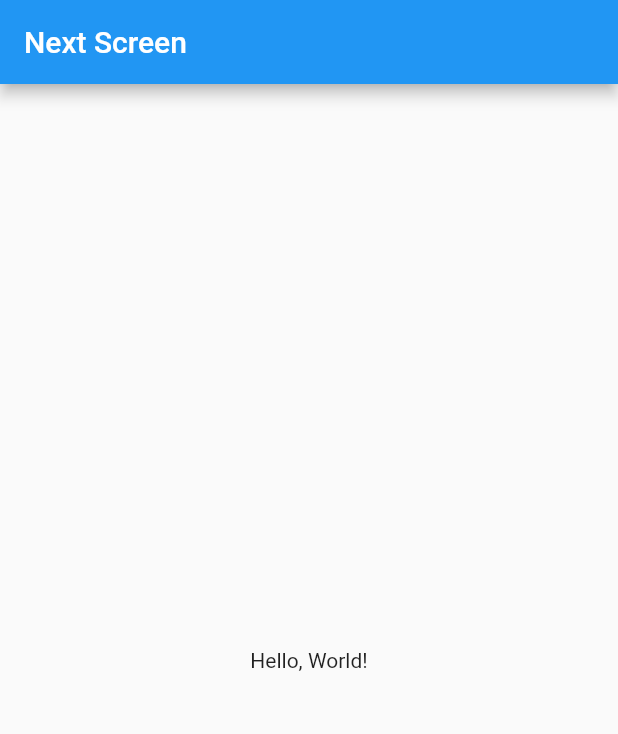
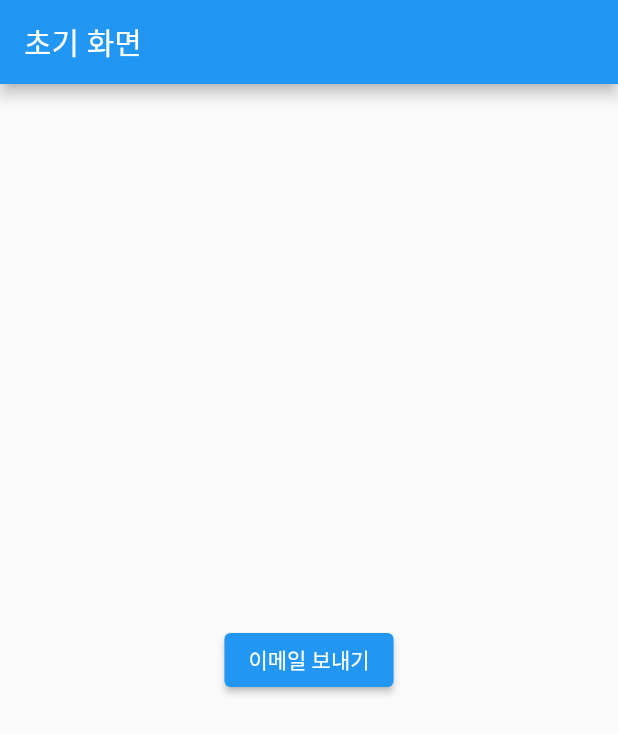
Before and after one commit to SEOSURI/seosuri_fe, a Flutter app: the screen it shows after launch, on a phone screen of 412 x 824 dp. Shown: the top 734 px of the screen. Run offline on Flutter 3.47's test engine with Material 2 defaults, Android fonts, the phone set to English and light mode, and no system bars; our stand-ins replace pdf; missing offline and left inert: flutter_email_sender.

Commit message:
1차 틀 - 이메일 추가

```diff
--- a/lib/defaultscreen.dart
+++ b/lib/defaultscreen.dart
@@ -1,14 +1,24 @@
 import 'package:flutter/material.dart';
+import 'emailscreen.dart';
+import 'splashscreen.dart';
 
-class defaultscreen extends StatelessWidget {
+class defaultScreen extends StatelessWidget {
   @override
   Widget build(BuildContext context) {
     return Scaffold(
       appBar: AppBar(
-        title: Text('Next Screen'),
+        title: Text('초기 화면'),
       ),
       body: Center(
-        child: Text('Hello, World!'),
+        child: ElevatedButton(
+          child: Text('이메일 보내기'),
+          onPressed: () {
+            Navigator.push(
+              context,
+              MaterialPageRoute(builder: (context) => SendEmail()),
+            );
+          },
+        ),
       ),
     );
   }
--- a/lib/emailscreen.dart
+++ b/lib/emailscreen.dart
@@ -4,6 +4,7 @@ import 'package:path_provider/path_provider.dart';
 import 'package:pdf/pdf.dart';
 import 'package:pdf/widgets.dart' as pw;
 import 'package:flutter_email_sender/flutter_email_sender.dart';
+import 'defaultscreen.dart';
 
 class SendEmail extends StatefulWidget {
   @override
@@ -67,7 +68,7 @@ class _SendEmailState extends State<SendEmail> {
   Widget build(BuildContext context) {
     return Scaffold(
       appBar: AppBar(
-        title: Text('Send Email with PDF Attachment'),
+        title: Text('이메일 발송'),
       ),
       body: SingleChildScrollView(
         padding: EdgeInsets.all(16),
@@ -101,11 +102,11 @@ class _SendEmailState extends State<SendEmail> {
             if (_isLoading)
               CircularProgressIndicator()
             else if (_isEmailSent)
-              Text('Email sent successfully!')
+              Text('이메일 발송에 성공하였습니다!')
             else
               ElevatedButton(
                 onPressed: _createPdf,
-                child: Text('Send Email'),
+                child: Text('발송'),
               ),
           ],
         ),
--- a/lib/main.dart
+++ b/lib/main.dart
@@ -1,5 +1,7 @@
 import 'package:flutter/material.dart';
 import 'splashscreen.dart';
+import 'defaultscreen.dart';
+import 'emailscreen.dart';
 
 void main() {
   runApp(MyApp());
--- a/lib/splashscreen.dart
+++ b/lib/splashscreen.dart
@@ -1,5 +1,4 @@
 import 'dart:io';
-
 import 'package:flutter/material.dart';
 import 'defaultscreen.dart';
 
@@ -16,7 +15,7 @@ class _SplashScreenState extends State<SplashScreen> {
     Future.delayed(Duration(milliseconds: 1500), () {
       Navigator.pushReplacement(
         context,
-        MaterialPageRoute(builder: (context) => defaultscreen()),
+        MaterialPageRoute(builder: (context) => defaultScreen()),
       );
     });
   }
```
